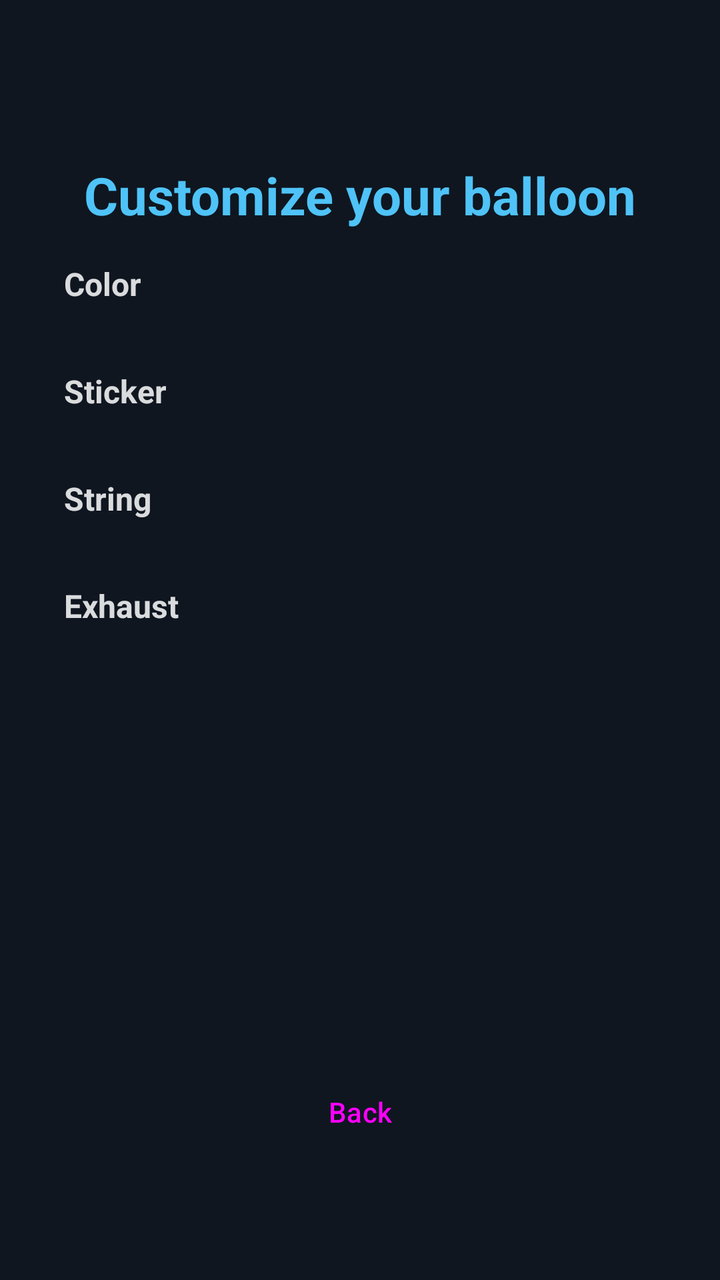
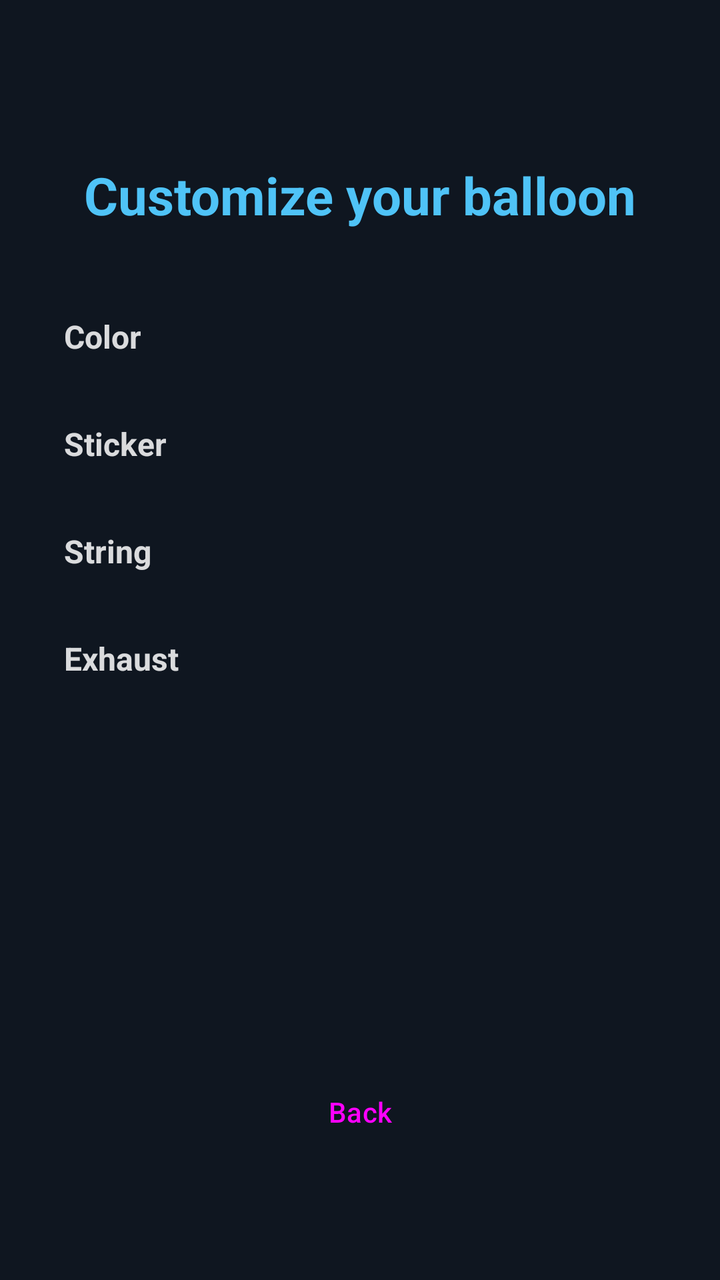

The first picture is an Android layout as it rendered before a commit; the second is the same layout after the commit. The layout source and the unified diff follow.
<!-- AndroidManifest.xml: activity theme Theme.Balls -->
<!-- res/layout/activity_customize.xml -->
<?xml version="1.0" encoding="utf-8"?>
<androidx.constraintlayout.widget.ConstraintLayout xmlns:android="http://schemas.android.com/apk/res/android"
    xmlns:app="http://schemas.android.com/apk/res-auto"
    android:layout_width="match_parent"
    android:layout_height="match_parent"
    android:background="@color/background_dark"
    android:padding="32dp">

    <TextView
        android:id="@+id/customizeTitle"
        android:layout_width="wrap_content"
        android:layout_height="wrap_content"
        android:layout_marginTop="48dp"
        android:text="@string/customize_title"
        android:textColor="@color/player_color"
        android:textSize="26sp"
        android:textStyle="bold"
        app:layout_constraintTop_toTopOf="parent"
        app:layout_constraintStart_toStartOf="parent"
        app:layout_constraintEnd_toEndOf="parent" />

    <ScrollView
        android:id="@+id/customizeScroll"
        android:layout_width="match_parent"
        android:layout_height="0dp"
        android:layout_marginTop="16dp"
        app:layout_constraintTop_toBottomOf="@id/customizeTitle"
        app:layout_constraintBottom_toTopOf="@id/backButton"
        app:layout_constraintStart_toStartOf="parent"
        app:layout_constraintEnd_toEndOf="parent">

        <LinearLayout
            android:layout_width="match_parent"
            android:layout_height="wrap_content"
            android:orientation="vertical">

            <TextView
                android:id="@+id/colorSectionTitle"
                android:layout_width="wrap_content"
                android:layout_height="wrap_content"
                android:text="@string/customize_color_section"
                android:textColor="@color/hud_text"
                android:textSize="16sp"
                android:textStyle="bold"
                android:alpha="0.85" />

            <LinearLayout
                android:id="@+id/colorGrid"
                android:layout_width="match_parent"
                android:layout_height="wrap_content"
                android:layout_marginTop="8dp"
                android:orientation="vertical" />

            <TextView
                android:id="@+id/stickerSectionTitle"
                android:layout_width="wrap_content"
                android:layout_height="wrap_content"
                android:layout_marginTop="24dp"
                android:text="@string/customize_sticker_section"
                android:textColor="@color/hud_text"
                android:textSize="16sp"
                android:textStyle="bold"
                android:alpha="0.85" />

            <LinearLayout
                android:id="@+id/stickerGrid"
                android:layout_width="match_parent"
                android:layout_height="wrap_content"
                android:layout_marginTop="8dp"
                android:orientation="vertical" />

            <TextView
                android:id="@+id/cordSectionTitle"
                android:layout_width="wrap_content"
                android:layout_height="wrap_content"
                android:layout_marginTop="24dp"
                android:text="@string/customize_cord_section"
                android:textColor="@color/hud_text"
                android:textSize="16sp"
                android:textStyle="bold"
                android:alpha="0.85" />

            <LinearLayout
                android:id="@+id/cordGrid"
                android:layout_width="match_parent"
                android:layout_height="wrap_content"
                android:layout_marginTop="8dp"
                android:orientation="vertical" />

            <TextView
                android:id="@+id/exhaustSectionTitle"
                android:layout_width="wrap_content"
                android:layout_height="wrap_content"
                android:layout_marginTop="24dp"
                android:text="@string/customize_exhaust_section"
                android:textColor="@color/hud_text"
                android:textSize="16sp"
                android:textStyle="bold"
                android:alpha="0.85" />

            <LinearLayout
                android:id="@+id/exhaustGrid"
                android:layout_width="match_parent"
                android:layout_height="wrap_content"
                android:layout_marginTop="8dp"
                android:orientation="vertical" />

        </LinearLayout>

    </ScrollView>

    <Button
        android:id="@+id/backButton"
        style="?attr/materialButtonOutlinedStyle"
        android:layout_width="240dp"
        android:layout_height="56dp"
        android:layout_marginBottom="24dp"
        android:text="@string/customize_back"
        app:layout_constraintBottom_toBottomOf="parent"
        app:layout_constraintStart_toStartOf="parent"
        app:layout_constraintEnd_toEndOf="parent" />

</androidx.constraintlayout.widget.ConstraintLayout>
<!-- resources referenced by this layout -->
<resources>
  <color name="background_dark">#0F1620</color>
  <color name="hud_text">#FFFFFF</color>
  <color name="player_color">#4FC3F7</color>
  <string name="customize_back">Back</string>
  <string name="customize_color_section">Color</string>
  <string name="customize_cord_section">String</string>
  <string name="customize_exhaust_section">Exhaust</string>
  <string name="customize_sticker_section">Sticker</string>
  <string name="customize_title">Customize your balloon</string>
  <style name="Theme.Balls" parent="Theme.Material3.DayNight.NoActionBar">
          <item name="colorPrimary">@color/accent</item>
          <item name="android:statusBarColor">@color/background_dark</item>
          <item name="android:windowBackground">@color/background_dark</item>
      </style>
  <color name="accent">#FFC107</color>
</resources>

<!-- the commit's change to res/layout/activity_customize.xml (unified diff, before → after) -->
@@ -19,12 +19,24 @@
         app:layout_constraintStart_toStartOf="parent"
         app:layout_constraintEnd_toEndOf="parent" />
 
+    <TextView
+        android:id="@+id/heliumBalanceText"
+        android:layout_width="wrap_content"
+        android:layout_height="wrap_content"
+        android:layout_marginTop="6dp"
+        android:textColor="@color/accent"
+        android:textSize="15sp"
+        android:textStyle="bold"
+        app:layout_constraintTop_toBottomOf="@id/customizeTitle"
+        app:layout_constraintStart_toStartOf="parent"
+        app:layout_constraintEnd_toEndOf="parent" />
+
     <ScrollView
         android:id="@+id/customizeScroll"
         android:layout_width="match_parent"
         android:layout_height="0dp"
         android:layout_marginTop="16dp"
-        app:layout_constraintTop_toBottomOf="@id/customizeTitle"
+        app:layout_constraintTop_toBottomOf="@id/heliumBalanceText"
         app:layout_constraintBottom_toTopOf="@id/backButton"
         app:layout_constraintStart_toStartOf="parent"
         app:layout_constraintEnd_toEndOf="parent">
<!-- resource entries referenced after the edit -->
@@ -1,5 +1,6 @@
 <!-- resources referenced by this layout -->
 <resources>
+  <color name="accent">#FFC107</color>
   <color name="background_dark">#0F1620</color>
   <color name="hud_text">#FFFFFF</color>
   <color name="player_color">#4FC3F7</color>
@@ -14,6 +15,5 @@
           <item name="android:statusBarColor">@color/background_dark</item>
           <item name="android:windowBackground">@color/background_dark</item>
       </style>
-  <color name="accent">#FFC107</color>
 </resources>
 
